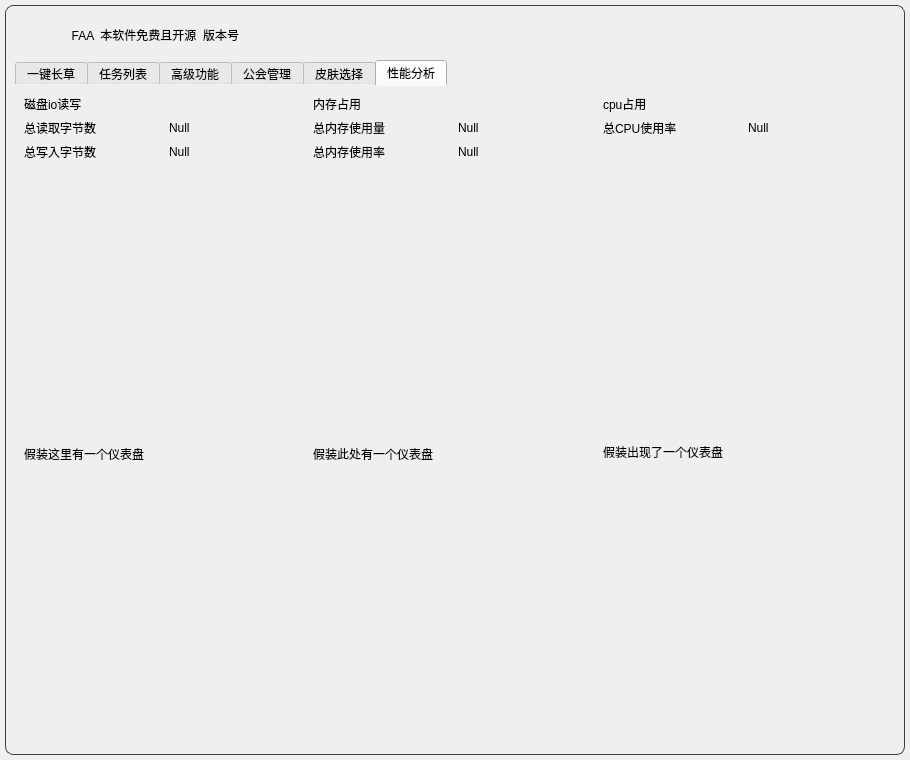
Qt form resource/ui/FAA_3.0.ui (StareAbyss/FoodsVsMiceAutoAssistant) before a commit.
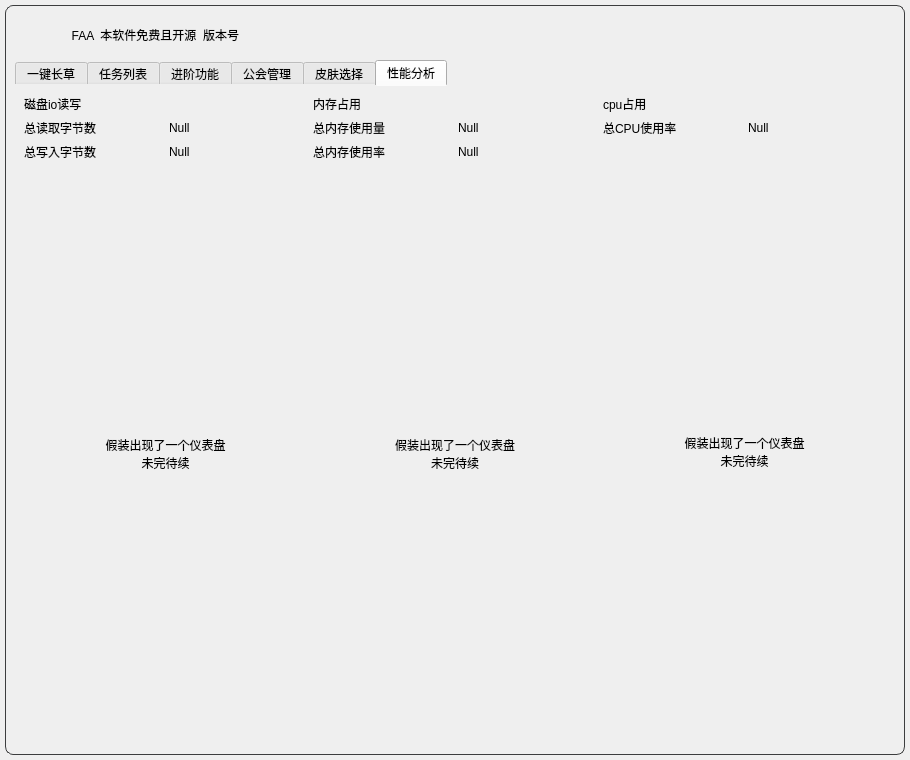
The same form after that commit. The open tabs and pages were chosen to show the change. Icons and pictures are not drawn. Custom widgets are drawn as their Qt base class.

Diff of the .ui file:
```diff
--- a/resource/ui/FAA_3.0.ui
+++ b/resource/ui/FAA_3.0.ui
@@ -8295,7 +8295,7 @@
        </widget>
        <widget class="QWidget" name="Tab3">
         <attribute name="title">
-         <string>高级功能</string>
+         <string>进阶功能</string>
         </attribute>
         <layout class="QVBoxLayout" name="verticalLayout_6">
          <property name="spacing">
@@ -10908,7 +10908,11 @@
               </sizepolicy>
              </property>
              <property name="text">
-              <string>假装这里有一个仪表盘</string>
+              <string>假装出现了一个仪表盘
+未完待续</string>
+             </property>
+             <property name="alignment">
+              <set>Qt::AlignCenter</set>
              </property>
             </widget>
            </item>
@@ -10988,7 +10992,11 @@
            <item>
             <widget class="QLabel" name="label_18">
              <property name="text">
-              <string>假装此处有一个仪表盘</string>
+              <string>假装出现了一个仪表盘
+未完待续</string>
+             </property>
+             <property name="alignment">
+              <set>Qt::AlignCenter</set>
              </property>
             </widget>
            </item>
@@ -11057,7 +11065,11 @@
            <item>
             <widget class="QLabel" name="label_19">
              <property name="text">
-              <string>假装出现了一个仪表盘</string>
+              <string>假装出现了一个仪表盘
+未完待续</string>
+             </property>
+             <property name="alignment">
+              <set>Qt::AlignCenter</set>
              </property>
             </widget>
            </item>
```
